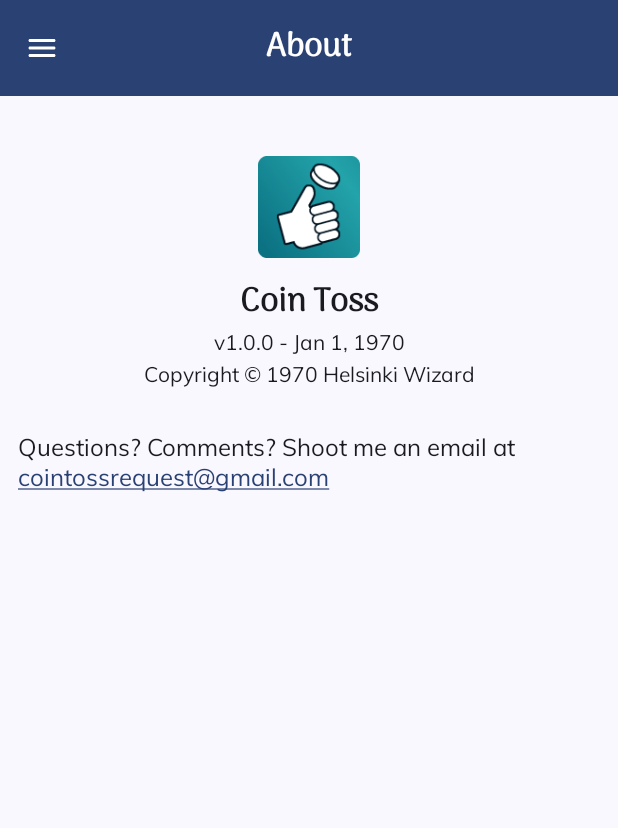
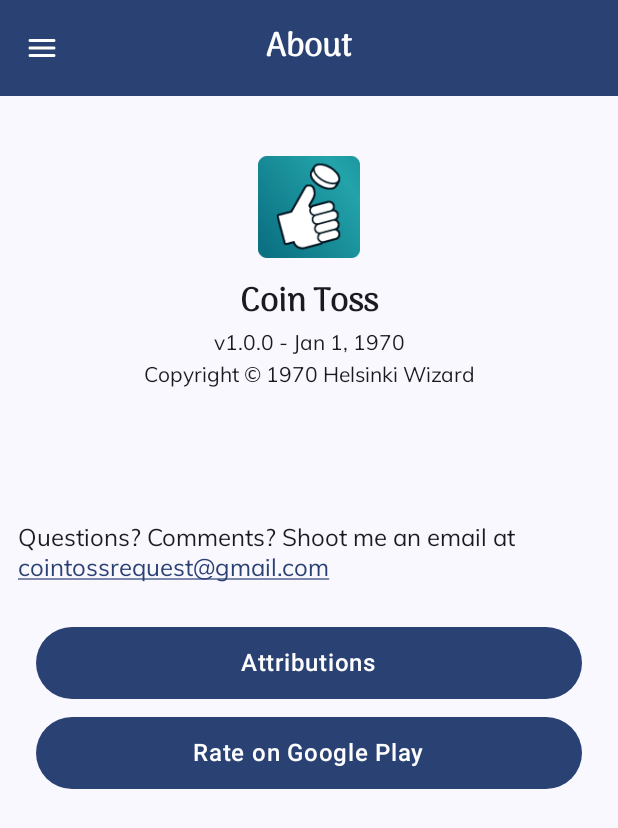
Before and after one commit to bengarding/CoinToss, an Android app built with Jetpack Compose: the AboutScreen screen opened through its navigation route, on a phone screen of 412 x 824 dp. Shown: the top 828 px of the screen. Run offline under Robolectric (Android 15) with nearby library versions, the phone set to English and light mode, and no system bars; our stand-ins replace Dagger/Hilt's generated code.

Commit message:
add buttons to about screen

```diff
--- a/core/src/main/java/com/helsinkiwizard/core/theme/Dimensions.kt
+++ b/core/src/main/java/com/helsinkiwizard/core/theme/Dimensions.kt
@@ -21,7 +21,9 @@
 val Forty = 40.dp
 val Sixty = 60.dp
 
-val ButtonHeight = 60.dp
-val LargeButtonHeight = 80.dp
+val ButtonHeight = 48.dp
+
+val CoinButtonHeight = 60.dp
+val LargeCoinButtonHeight = 80.dp
 
 const val PercentEighty = .8f
--- a/phone-app/src/main/java/com/helsinkiwizard/cointoss/ui/AboutScreen.kt
+++ b/phone-app/src/main/java/com/helsinkiwizard/cointoss/ui/AboutScreen.kt
@@ -2,8 +2,11 @@
 
 import android.content.Context
 import androidx.compose.foundation.Image
+import androidx.compose.foundation.layout.Arrangement
 import androidx.compose.foundation.layout.Column
+import androidx.compose.foundation.layout.Spacer
 import androidx.compose.foundation.layout.fillMaxWidth
+import androidx.compose.foundation.layout.height
 import androidx.compose.foundation.layout.padding
 import androidx.compose.foundation.layout.size
 import androidx.compose.foundation.rememberScrollState
@@ -29,11 +32,14 @@
 import com.helsinkiwizard.cointoss.theme.CoinTossTheme
 import com.helsinkiwizard.cointoss.theme.LinkText
 import com.helsinkiwizard.cointoss.ui.composable.AppIconPainterResource
+import com.helsinkiwizard.cointoss.ui.composable.PrimaryButton
 import com.helsinkiwizard.core.CoreConstants.PACKAGE_NAME
 import com.helsinkiwizard.core.theme.Forty
 import com.helsinkiwizard.core.theme.Four
+import com.helsinkiwizard.core.theme.Sixty
 import com.helsinkiwizard.core.theme.Thirty
 import com.helsinkiwizard.core.theme.Twelve
+import com.helsinkiwizard.core.theme.TwentyFour
 import com.helsinkiwizard.core.utils.buildTextWithLink
 import com.helsinkiwizard.core.utils.getEmailIntent
 import com.helsinkiwizard.core.utils.onLinkClick
@@ -58,7 +64,9 @@
                 .verticalScroll(rememberScrollState())
         ) {
             AppInfo(dateUpdated)
+            Spacer(modifier = Modifier.height(Sixty))
             Contact()
+            Buttons(navController)
         }
     }
 }
@@ -125,6 +133,24 @@
     )
 }
 
+@Composable
+private fun Buttons(navController: NavController) {
+    Column(
+        verticalArrangement = Arrangement.spacedBy(Twelve),
+        modifier = Modifier.padding(horizontal = TwentyFour)
+    ) {
+        PrimaryButton(
+            text = stringResource(id = R.string.attributions),
+            onClick = {}
+        )
+
+        PrimaryButton(
+            text = stringResource(id = R.string.rate_on_google_play),
+            onClick = {}
+        )
+    }
+}
+
 private fun getLastUpdatedDate(context: Context): LocalDate {
     val time = context.packageManager.getPackageInfo(PACKAGE_NAME, 0).lastUpdateTime
     return Instant.ofEpochMilli(time).atZone(ZoneId.systemDefault()).toLocalDate()
--- a/phone-app/src/main/java/com/helsinkiwizard/cointoss/ui/CoinListScreen.kt
+++ b/phone-app/src/main/java/com/helsinkiwizard/cointoss/ui/CoinListScreen.kt
@@ -41,7 +41,7 @@
 import com.helsinkiwizard.core.theme.Eight
 import com.helsinkiwizard.core.theme.Forty
 import com.helsinkiwizard.core.theme.Four
-import com.helsinkiwizard.core.theme.LargeButtonHeight
+import com.helsinkiwizard.core.theme.LargeCoinButtonHeight
 import com.helsinkiwizard.core.theme.Sixty
 import com.helsinkiwizard.core.theme.Text16
 import com.helsinkiwizard.core.theme.Twelve
@@ -93,7 +93,7 @@
     val analytics = FirebaseAnalytics.getInstance(LocalContext.current)
     Box(
         modifier = Modifier
-            .height(LargeButtonHeight)
+            .height(LargeCoinButtonHeight)
             .clickable {
                 onClick()
 
--- /dev/null
+++ b/phone-app/src/main/java/com/helsinkiwizard/cointoss/ui/composable/PrimaryButton.kt
@@ -0,0 +1,30 @@
+package com.helsinkiwizard.cointoss.ui.composable
+
+import androidx.compose.foundation.layout.fillMaxWidth
+import androidx.compose.foundation.layout.heightIn
+import androidx.compose.material3.Button
+import androidx.compose.material3.MaterialTheme
+import androidx.compose.material3.Text
+import androidx.compose.runtime.Composable
+import androidx.compose.ui.Modifier
+import androidx.compose.ui.text.font.FontWeight
+import com.helsinkiwizard.core.theme.ButtonHeight
+
+@Composable
+fun PrimaryButton(
+    text: String,
+    onClick: () -> Unit
+) {
+    Button(
+        modifier = Modifier
+            .fillMaxWidth()
+            .heightIn(ButtonHeight),
+        onClick = onClick
+    ) {
+        Text(
+            text = text,
+            style = MaterialTheme.typography.bodyLarge,
+            fontWeight = FontWeight.Medium
+        )
+    }
+}
--- a/phone-app/src/main/res/values/strings.xml
+++ b/phone-app/src/main/res/values/strings.xml
@@ -11,4 +11,6 @@
     <string name="contact">"Questions? Comments? Shoot me an email at cointossrequest@gmail.com"</string>
     <string name="app_owner" translatable="false">"Helsinki Wizard"</string>
     <string name="copyright">"Copyright © %d %s"</string>
+    <string name="attributions">"Attributions"</string>
+    <string name="rate_on_google_play">"Rate on Google Play"</string>
 </resources>
--- a/watch-app/src/main/java/com/helsinkiwizard/cointoss/coin/CoinList.kt
+++ b/watch-app/src/main/java/com/helsinkiwizard/cointoss/coin/CoinList.kt
@@ -47,7 +47,7 @@
 import com.helsinkiwizard.core.coin.CoinType
 import com.helsinkiwizard.core.coin.CoinType.BITCOIN
 import com.helsinkiwizard.core.theme.BlackTransparent
-import com.helsinkiwizard.core.theme.ButtonHeight
+import com.helsinkiwizard.core.theme.CoinButtonHeight
 import com.helsinkiwizard.core.theme.Eight
 import com.helsinkiwizard.core.theme.Forty
 import com.helsinkiwizard.core.theme.Four
@@ -132,7 +132,7 @@
         },
         modifier = Modifier
             .fillMaxWidth()
-            .height(ButtonHeight)
+            .height(CoinButtonHeight)
     ) {
         Box {
             Image(
```
Also changed, not shown: 2 other files.
